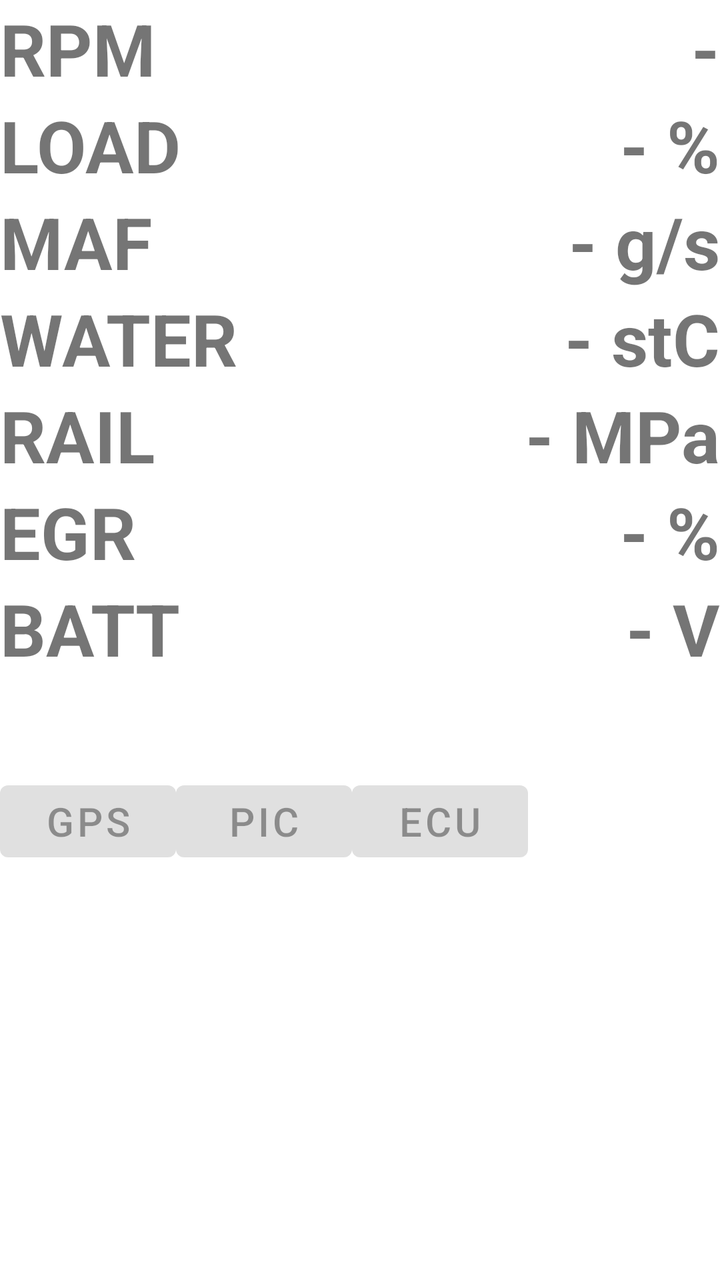
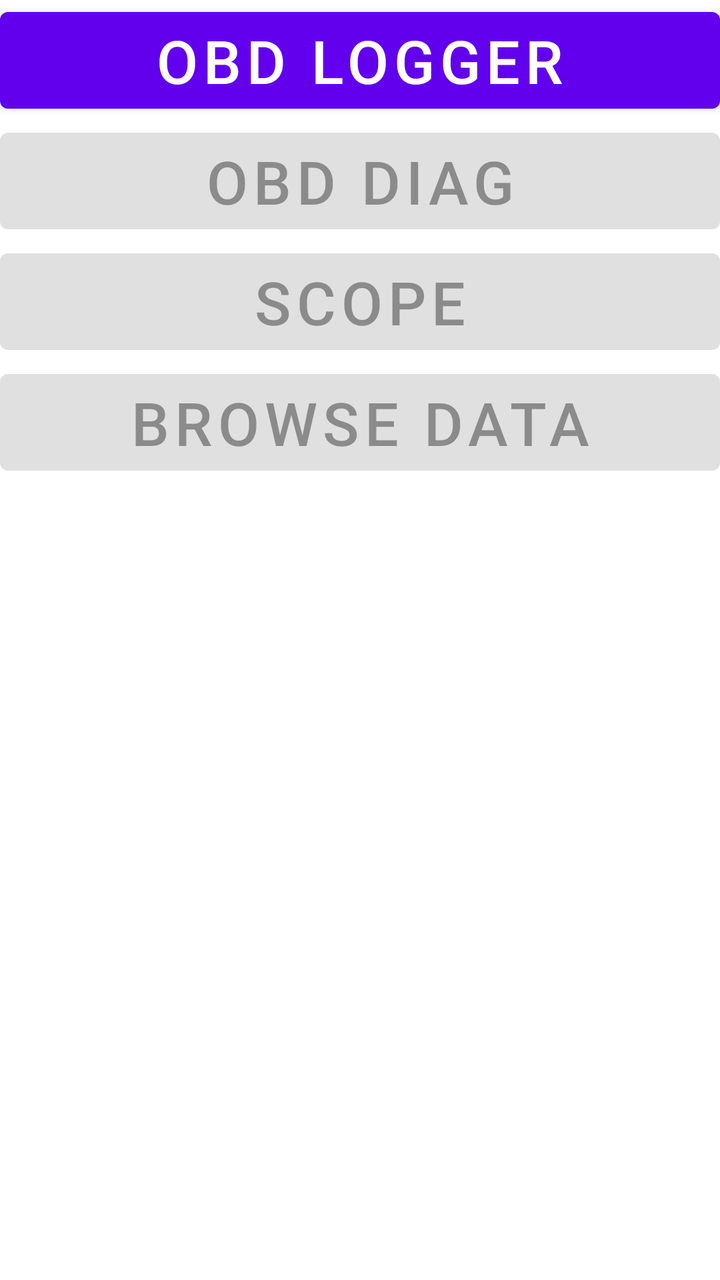

The first picture is an Android layout as it rendered before a commit; the second is the same layout after the commit. The layout source and the unified diff follow.
<!-- AndroidManifest.xml: fallback theme Theme.MaterialComponents.DayNight.NoActionBar -->
<!-- res/layout/main.xml -->
<?xml version="1.0" encoding="utf-8"?>
<LinearLayout xmlns:android="http://schemas.android.com/apk/res/android"
    android:keepScreenOn = "true"
    android:layout_width="fill_parent"
    android:layout_height="fill_parent"
    android:orientation="vertical" >

    <LinearLayout
        android:orientation="horizontal"
        android:layout_width="match_parent"
        android:layout_height="wrap_content" >

        <TextView
            android:id="@+id/indicator1Label"
            android:layout_width="wrap_content"
            android:layout_height="wrap_content"
            android:layout_weight="1"
            android:clickable="true"
            android:ems="10"
            android:text="@string/indicator1Label"
            android:textSize="36dp"
            android:textStyle="bold" />

        <TextView
            android:id="@+id/indicator1Value"
            android:layout_width="wrap_content"
            android:layout_height="wrap_content"
            android:layout_gravity="right"
            android:layout_weight="1"
            android:clickable="true"
            android:ems="10"
            android:gravity="right"
            android:text="@string/indicator1Value"
            android:textSize="36dp"
            android:textStyle="bold" />

    </LinearLayout>

    <LinearLayout
        android:orientation="horizontal"
        android:layout_width="match_parent"
        android:layout_height="wrap_content" >

        <TextView
            android:id="@+id/indicator2Label"
            android:layout_width="wrap_content"
            android:layout_height="wrap_content"
            android:layout_weight="1"
            android:clickable="true"
            android:ems="10"
            android:textSize="36dp"
            android:text="@string/indicator2Label"
            android:textStyle="bold" />

        <TextView
            android:id="@+id/indicator2Value"
            android:layout_width="wrap_content"
            android:layout_height="wrap_content"
            android:layout_gravity="right"
            android:layout_weight="1"
            android:clickable="true"
            android:ems="10"
            android:gravity="right"
            android:textSize="36dp"
            android:text="@string/indicator2Value"
            android:textStyle="bold" />

    </LinearLayout>

    <LinearLayout
        android:orientation="horizontal"
        android:layout_width="match_parent"
        android:layout_height="wrap_content" >

        <TextView
            android:id="@+id/indicator3Label"
            android:layout_width="wrap_content"
            android:layout_height="wrap_content"
            android:layout_gravity="right"
            android:layout_weight="1"
            android:clickable="true"
            android:ems="10"
            android:textSize="36dp"
            android:text="@string/indicator3Label"
            android:textStyle="bold" />

        <TextView
            android:id="@+id/indicator3Value"
            android:layout_width="wrap_content"
            android:layout_height="wrap_content"
            android:layout_gravity="right"
            android:layout_weight="1"
            android:clickable="true"
            android:ems="10"
            android:gravity="right"
            android:textSize="36dp"
            android:text="@string/indicator3Value"
            android:textStyle="bold" />

    </LinearLayout>

    <LinearLayout
        android:orientation="horizontal"
        android:layout_width="match_parent"
        android:layout_height="wrap_content" >

        <TextView
            android:id="@+id/indicator4Label"
            android:layout_width="wrap_content"
            android:layout_height="wrap_content"
            android:layout_weight="1"
            android:clickable="true"
            android:ems="10"
            android:textSize="36dp"
            android:text="@string/indicator4Label"
            android:textStyle="bold" />

        <TextView
            android:id="@+id/indicator4Value"
            android:layout_width="wrap_content"
            android:layout_height="wrap_content"
            android:layout_gravity="right"
            android:layout_weight="1"
            android:clickable="true"
            android:ems="10"
            android:gravity="right"
            android:textSize="36dp"
            android:text="@string/indicator4Value"
            android:textStyle="bold" />

    </LinearLayout>

    <LinearLayout
        android:orientation="horizontal"
        android:layout_width="match_parent"
        android:layout_height="wrap_content" >

        <TextView
            android:id="@+id/indicator5Label"
            android:layout_width="wrap_content"
            android:layout_height="wrap_content"
            android:layout_weight="1"
            android:clickable="true"
            android:ems="10"
            android:textSize="36dp"
            android:text="@string/indicator5Label"
            android:textStyle="bold" />

        <TextView
            android:id="@+id/indicator5Value"
            android:layout_width="wrap_content"
            android:layout_height="wrap_content"
            android:layout_gravity="right"
            android:layout_weight="1"
            android:clickable="true"
            android:ems="10"
            android:gravity="right"
            android:textSize="36dp"
            android:text="@string/indicator5Value"
            android:textStyle="bold" />

    </LinearLayout>

    <LinearLayout
        android:orientation="horizontal"
        android:layout_width="match_parent"
        android:layout_height="wrap_content" >

        <TextView
            android:id="@+id/indicator6Label"
            android:layout_width="wrap_content"
            android:layout_height="wrap_content"
            android:layout_weight="1"
            android:clickable="true"
            android:ems="10"
            android:textSize="36dp"
            android:text="@string/indicator6Label"
            android:textStyle="bold" />

        <TextView
            android:id="@+id/indicator6Value"
            android:layout_width="wrap_content"
            android:layout_height="wrap_content"
            android:layout_gravity="right"
            android:layout_weight="1"
            android:clickable="true"
            android:ems="10"
            android:gravity="right"
            android:textSize="36dp"
            android:text="@string/indicator6Value"
            android:textStyle="bold" />

    </LinearLayout>

    <LinearLayout
        android:orientation="horizontal"
        android:layout_width="match_parent"
        android:layout_height="wrap_content" >

        <TextView
            android:id="@+id/indicator7Label"
            android:layout_width="wrap_content"
            android:layout_height="wrap_content"
            android:layout_weight="1"
            android:clickable="true"
            android:ems="10"
            android:textSize="36dp"
            android:text="@string/indicator7Label"
            android:textStyle="bold" />

        <TextView
            android:id="@+id/indicator7Value"
            android:layout_width="wrap_content"
            android:layout_height="wrap_content"
            android:layout_gravity="right"
            android:layout_weight="1"
            android:clickable="true"
            android:ems="10"
            android:gravity="right"
            android:textSize="36dp"
            android:text="@string/indicator7Value"
            android:textStyle="bold" />

    </LinearLayout>

    <LinearLayout
        android:layout_width="match_parent"
        android:layout_height="wrap_content"
        android:layout_gravity="bottom"
        android:gravity="bottom" >

        <TextView
            android:id="@+id/indicator8Label"
            android:layout_width="wrap_content"
            android:layout_height="wrap_content"
            android:layout_weight="1"
            android:clickable="true"
            android:ems="10"
            android:textSize="36dp"
            android:text="@string/indicator8Label"
            android:textStyle="bold" />

        <TextView
            android:id="@+id/indicator8Value"
            android:layout_width="wrap_content"
            android:layout_height="wrap_content"
            android:layout_gravity="right"
            android:layout_weight="1"
            android:clickable="true"
            android:ems="10"
            android:gravity="right"
            android:textSize="36dp"
            android:text="@string/indicator8Value"
            android:textStyle="bold" />

    </LinearLayout>

    <LinearLayout
        android:layout_width="match_parent"
        android:layout_height="wrap_content"
        android:layout_gravity="bottom"
        android:gravity="bottom" >

        <Button
            android:id="@+id/gpsState"
            android:layout_width="wrap_content"
            android:layout_height="wrap_content"
            android:enabled="false"
            android:text="@string/gpsStateButton"
            android:textSize="20dp" />

        <Button
            android:id="@+id/picState"
            android:layout_width="wrap_content"
            android:layout_height="wrap_content"
            android:enabled="false"
            android:text="@string/picStateButton"
            android:textSize="20dp" />

        <Button
            android:id="@+id/ecuState"
            android:layout_width="wrap_content"
            android:layout_height="wrap_content"
            android:enabled="false"
            android:text="@string/ecuStateButton"
            android:textSize="20dp" />

    </LinearLayout>

</LinearLayout>
<!-- resources referenced by this layout -->
<resources>
  <string name="ecuStateButton">ECU</string>
  <string name="gpsStateButton">GPS</string>
  <string name="indicator1Label">RPM</string>
  <string name="indicator1Value">-</string>
  <string name="indicator2Label">LOAD</string>
  <string name="indicator2Value">- %</string>
  <string name="indicator3Label">MAF</string>
  <string name="indicator3Value">- g/s</string>
  <string name="indicator4Label">WATER</string>
  <string name="indicator4Value">- stC</string>
  <string name="indicator5Label">RAIL</string>
  <string name="indicator5Value">- MPa</string>
  <string name="indicator6Label">EGR</string>
  <string name="indicator6Value">- %</string>
  <string name="indicator7Label">BATT</string>
  <string name="indicator7Value">- V</string>
  <string name="indicator8Label" />
  <string name="indicator8Value" />
  <string name="picStateButton">PIC</string>
</resources>

<!-- the commit's change to res/layout/main.xml (unified diff, before → after) -->
@@ -5,286 +5,37 @@
     android:layout_height="fill_parent"
     android:orientation="vertical" >
 
-    <LinearLayout
-        android:orientation="horizontal"
-        android:layout_width="match_parent"
-        android:layout_height="wrap_content" >
+    <Button
+        android:id="@+id/LoggerStartButton"
+        android:layout_width="fill_parent"
+        android:layout_height="wrap_content"
+        android:enabled="true"
+        android:text="@string/LoggerStartButton"
+        android:textSize="30dp"
+        android:onClick="launchObdLogger" />
 
-        <TextView
-            android:id="@+id/indicator1Label"
-            android:layout_width="wrap_content"
-            android:layout_height="wrap_content"
-            android:layout_weight="1"
-            android:clickable="true"
-            android:ems="10"
-            android:text="@string/indicator1Label"
-            android:textSize="36dp"
-            android:textStyle="bold" />
+    <Button
+        android:id="@+id/DiagStartButton"
+        android:layout_width="fill_parent"
+        android:layout_height="wrap_content"
+        android:enabled="false"
+        android:text="@string/DiagStartButton"
+        android:textSize="30dp" />
 
-        <TextView
-            android:id="@+id/indicator1Value"
-            android:layout_width="wrap_content"
-            android:layout_height="wrap_content"
-            android:layout_gravity="right"
-            android:layout_weight="1"
-            android:clickable="true"
-            android:ems="10"
-            android:gravity="right"
-            android:text="@string/indicator1Value"
-            android:textSize="36dp"
-            android:textStyle="bold" />
+    <Button
+        android:id="@+id/ScopeStartButton"
+        android:layout_width="fill_parent"
+        android:layout_height="wrap_content"
+        android:enabled="false"
+        android:text="@string/ScopeStartButton"
+        android:textSize="30dp" />
 
-    </LinearLayout>
-
-    <LinearLayout
-        android:orientation="horizontal"
-        android:layout_width="match_parent"
-        android:layout_height="wrap_content" >
-
-        <TextView
-            android:id="@+id/indicator2Label"
-            android:layout_width="wrap_content"
-            android:layout_height="wrap_content"
-            android:layout_weight="1"
-            android:clickable="true"
-            android:ems="10"
-            android:textSize="36dp"
-            android:text="@string/indicator2Label"
-            android:textStyle="bold" />
-
-        <TextView
-            android:id="@+id/indicator2Value"
-            android:layout_width="wrap_content"
-            android:layout_height="wrap_content"
-            android:layout_gravity="right"
-            android:layout_weight="1"
-            android:clickable="true"
-            android:ems="10"
-            android:gravity="right"
-            android:textSize="36dp"
-            android:text="@string/indicator2Value"
-            android:textStyle="bold" />
-
-    </LinearLayout>
-
-    <LinearLayout
-        android:orientation="horizontal"
-        android:layout_width="match_parent"
-        android:layout_height="wrap_content" >
-
-        <TextView
-            android:id="@+id/indicator3Label"
-            android:layout_width="wrap_content"
-            android:layout_height="wrap_content"
-            android:layout_gravity="right"
-            android:layout_weight="1"
-            android:clickable="true"
-            android:ems="10"
-            android:textSize="36dp"
-            android:text="@string/indicator3Label"
-            android:textStyle="bold" />
-
-        <TextView
-            android:id="@+id/indicator3Value"
-            android:layout_width="wrap_content"
-            android:layout_height="wrap_content"
-            android:layout_gravity="right"
-            android:layout_weight="1"
-            android:clickable="true"
-            android:ems="10"
-            android:gravity="right"
-            android:textSize="36dp"
-            android:text="@string/indicator3Value"
-            android:textStyle="bold" />
-
-    </LinearLayout>
-
-    <LinearLayout
-        android:orientation="horizontal"
-        android:layout_width="match_parent"
-        android:layout_height="wrap_content" >
-
-        <TextView
-            android:id="@+id/indicator4Label"
-            android:layout_width="wrap_content"
-            android:layout_height="wrap_content"
-            android:layout_weight="1"
-            android:clickable="true"
-            android:ems="10"
-            android:textSize="36dp"
-            android:text="@string/indicator4Label"
-            android:textStyle="bold" />
-
-        <TextView
-            android:id="@+id/indicator4Value"
-            android:layout_width="wrap_content"
-            android:layout_height="wrap_content"
-            android:layout_gravity="right"
-            android:layout_weight="1"
-            android:clickable="true"
-            android:ems="10"
-            android:gravity="right"
-            android:textSize="36dp"
-            android:text="@string/indicator4Value"
-            android:textStyle="bold" />
-
-    </LinearLayout>
-
-    <LinearLayout
-        android:orientation="horizontal"
-        android:layout_width="match_parent"
-        android:layout_height="wrap_content" >
-
-        <TextView
-            android:id="@+id/indicator5Label"
-            android:layout_width="wrap_content"
-            android:layout_height="wrap_content"
-            android:layout_weight="1"
-            android:clickable="true"
-            android:ems="10"
-            android:textSize="36dp"
-            android:text="@string/indicator5Label"
-            android:textStyle="bold" />
-
-        <TextView
-            android:id="@+id/indicator5Value"
-            android:layout_width="wrap_content"
-            android:layout_height="wrap_content"
-            android:layout_gravity="right"
-            android:layout_weight="1"
-            android:clickable="true"
-            android:ems="10"
-            android:gravity="right"
-            android:textSize="36dp"
-            android:text="@string/indicator5Value"
-            android:textStyle="bold" />
-
-    </LinearLayout>
-
-    <LinearLayout
-        android:orientation="horizontal"
-        android:layout_width="match_parent"
-        android:layout_height="wrap_content" >
-
-        <TextView
-            android:id="@+id/indicator6Label"
-            android:layout_width="wrap_content"
-            android:layout_height="wrap_content"
-            android:layout_weight="1"
-            android:clickable="true"
-            android:ems="10"
-            android:textSize="36dp"
-            android:text="@string/indicator6Label"
-            android:textStyle="bold" />
-
-        <TextView
-            android:id="@+id/indicator6Value"
-            android:layout_width="wrap_content"
-            android:layout_height="wrap_content"
-            android:layout_gravity="right"
-            android:layout_weight="1"
-            android:clickable="true"
-            android:ems="10"
-            android:gravity="right"
-            android:textSize="36dp"
-            android:text="@string/indicator6Value"
-            android:textStyle="bold" />
-
-    </LinearLayout>
-
-    <LinearLayout
-        android:orientation="horizontal"
-        android:layout_width="match_parent"
-        android:layout_height="wrap_content" >
-
-        <TextView
-            android:id="@+id/indicator7Label"
-            android:layout_width="wrap_content"
-            android:layout_height="wrap_content"
-            android:layout_weight="1"
-            android:clickable="true"
-            android:ems="10"
-            android:textSize="36dp"
-            android:text="@string/indicator7Label"
-            android:textStyle="bold" />
-
-        <TextView
-            android:id="@+id/indicator7Value"
-            android:layout_width="wrap_content"
-            android:layout_height="wrap_content"
-            android:layout_gravity="right"
-            android:layout_weight="1"
-            android:clickable="true"
-            android:ems="10"
-            android:gravity="right"
-            android:textSize="36dp"
-            android:text="@string/indicator7Value"
-            android:textStyle="bold" />
-
-    </LinearLayout>
-
-    <LinearLayout
-        android:layout_width="match_parent"
+    <Button
+        android:id="@+id/ViewerStartButton"
+        android:layout_width="fill_parent"
         android:layout_height="wrap_content"
-        android:layout_gravity="bottom"
-        android:gravity="bottom" >
-
-        <TextView
-            android:id="@+id/indicator8Label"
-            android:layout_width="wrap_content"
-            android:layout_height="wrap_content"
-            android:layout_weight="1"
-            android:clickable="true"
-            android:ems="10"
-            android:textSize="36dp"
-            android:text="@string/indicator8Label"
-            android:textStyle="bold" />
-
-        <TextView
-            android:id="@+id/indicator8Value"
-            android:layout_width="wrap_content"
-            android:layout_height="wrap_content"
-            android:layout_gravity="right"
-            android:layout_weight="1"
-            android:clickable="true"
-            android:ems="10"
-            android:gravity="right"
-            android:textSize="36dp"
-            android:text="@string/indicator8Value"
-            android:textStyle="bold" />
-
-    </LinearLayout>
-
-    <LinearLayout
-        android:layout_width="match_parent"
-        android:layout_height="wrap_content"
-        android:layout_gravity="bottom"
-        android:gravity="bottom" >
-
-        <Button
-            android:id="@+id/gpsState"
-            android:layout_width="wrap_content"
-            android:layout_height="wrap_content"
-            android:enabled="false"
-            android:text="@string/gpsStateButton"
-            android:textSize="20dp" />
-
-        <Button
-            android:id="@+id/picState"
-            android:layout_width="wrap_content"
-            android:layout_height="wrap_content"
-            android:enabled="false"
-            android:text="@string/picStateButton"
-            android:textSize="20dp" />
-
-        <Button
-            android:id="@+id/ecuState"
-            android:layout_width="wrap_content"
-            android:layout_height="wrap_content"
-            android:enabled="false"
-            android:text="@string/ecuStateButton"
-            android:textSize="20dp" />
-
-    </LinearLayout>
+        android:enabled="false"
+        android:text="@string/ViewerStartButton"
+        android:textSize="30dp" />
 
 </LinearLayout>
<!-- resource entries referenced after the edit -->
@@ -1,23 +1,8 @@
 <!-- resources referenced by this layout -->
 <resources>
-  <string name="ecuStateButton">ECU</string>
-  <string name="gpsStateButton">GPS</string>
-  <string name="indicator1Label">RPM</string>
-  <string name="indicator1Value">-</string>
-  <string name="indicator2Label">LOAD</string>
-  <string name="indicator2Value">- %</string>
-  <string name="indicator3Label">MAF</string>
-  <string name="indicator3Value">- g/s</string>
-  <string name="indicator4Label">WATER</string>
-  <string name="indicator4Value">- stC</string>
-  <string name="indicator5Label">RAIL</string>
-  <string name="indicator5Value">- MPa</string>
-  <string name="indicator6Label">EGR</string>
-  <string name="indicator6Value">- %</string>
-  <string name="indicator7Label">BATT</string>
-  <string name="indicator7Value">- V</string>
-  <string name="indicator8Label" />
-  <string name="indicator8Value" />
-  <string name="picStateButton">PIC</string>
+  <string name="DiagStartButton">OBD Diag</string>
+  <string name="LoggerStartButton">OBD Logger</string>
+  <string name="ScopeStartButton">Scope</string>
+  <string name="ViewerStartButton">Browse data</string>
 </resources>
 
